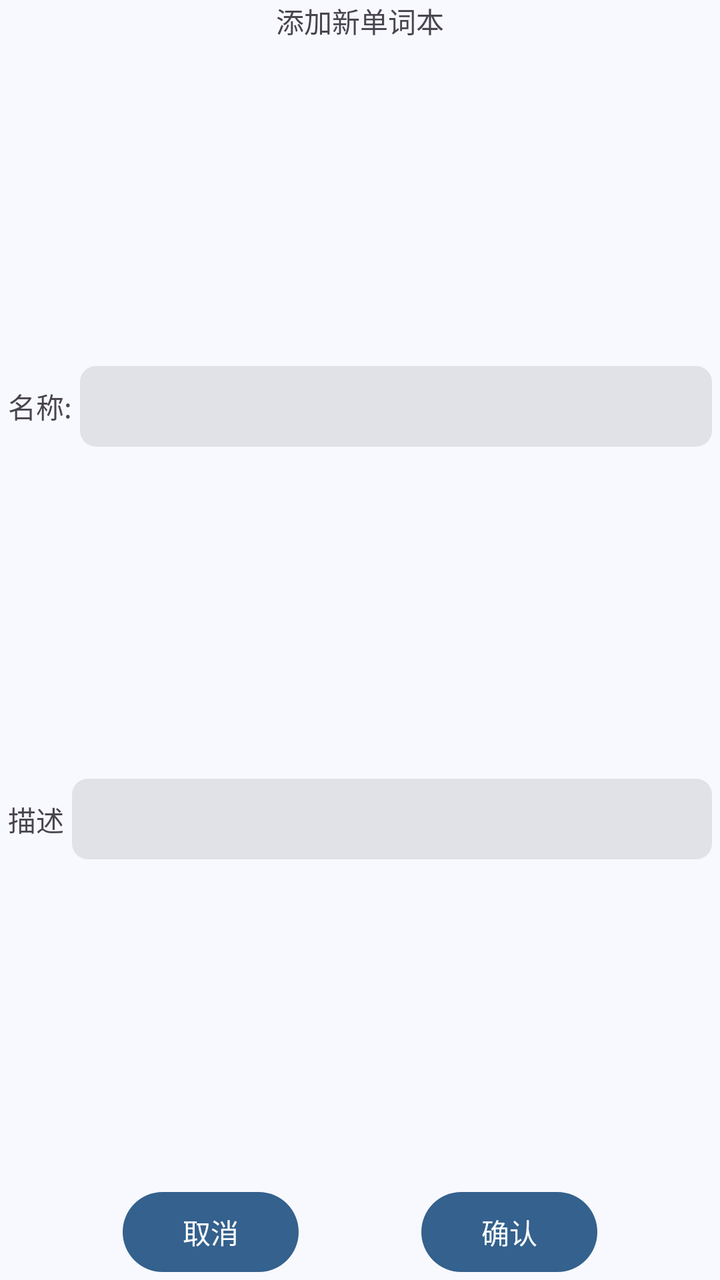
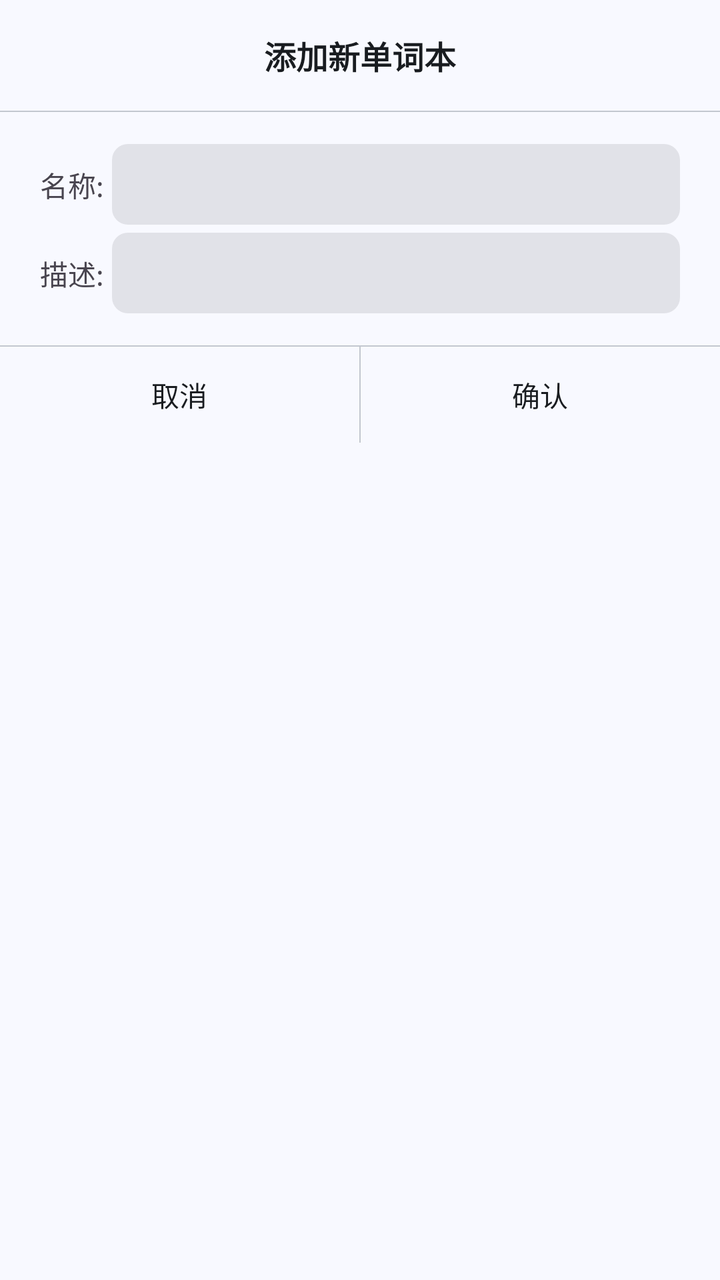

Before-and-after screenshots of an Android layout around one commit, followed by the original layout XML and the change that was made.
<!-- AndroidManifest.xml: application theme Theme.MnemoAI -->
<!-- res/layout/dialog_fragment_add_new_vocabulary_book.xml -->
<?xml version="1.0" encoding="utf-8"?>
<androidx.constraintlayout.widget.ConstraintLayout xmlns:android="http://schemas.android.com/apk/res/android"
    xmlns:app="http://schemas.android.com/apk/res-auto"
    xmlns:tools="http://schemas.android.com/tools"
    android:layout_width="match_parent"
    android:layout_height="match_parent">

    <com.google.android.material.textview.MaterialTextView
        android:id="@+id/textView4"
        android:layout_width="wrap_content"
        android:layout_height="wrap_content"
        android:text="@string/add_new_vocabulary"
        app:layout_constraintEnd_toEndOf="parent"
        app:layout_constraintStart_toStartOf="parent"
        app:layout_constraintTop_toTopOf="parent" />

    <com.google.android.material.textview.MaterialTextView
        android:id="@+id/textView5"
        android:layout_width="wrap_content"
        android:layout_height="wrap_content"
        android:layout_margin="4dp"
        android:text="@string/name"
        app:layout_constraintBottom_toBottomOf="@+id/vocabularyNameET"
        app:layout_constraintStart_toStartOf="parent"
        app:layout_constraintTop_toTopOf="@+id/vocabularyNameET" />

    <EditText
        android:id="@+id/vocabularyNameET"
        android:layout_width="0dp"
        android:layout_height="wrap_content"
        android:background="@drawable/bg_corner"
        android:ems="10"
        android:padding="8dp"
        android:layout_margin="4dp"
        android:inputType="text"
        app:layout_constraintBottom_toTopOf="@+id/vocabularyDescET"
        app:layout_constraintEnd_toEndOf="parent"
        app:layout_constraintStart_toEndOf="@+id/textView5"
        app:layout_constraintTop_toBottomOf="@+id/textView4" />

    <com.google.android.material.textview.MaterialTextView
        android:id="@+id/textView6"
        android:layout_width="wrap_content"
        android:layout_height="wrap_content"
        android:text="@string/description"
        android:layout_margin="4dp"
        app:layout_constraintBottom_toBottomOf="@+id/vocabularyDescET"
        app:layout_constraintStart_toStartOf="parent"
        app:layout_constraintTop_toTopOf="@+id/vocabularyDescET" />

    <EditText
        android:id="@+id/vocabularyDescET"
        android:layout_width="0dp"
        android:layout_height="wrap_content"
        android:background="@drawable/bg_corner"
        android:ems="10"
        android:inputType="text"
        android:padding="8dp"
        android:layout_margin="4dp"
        app:layout_constraintBottom_toTopOf="@+id/cancelBtn"
        app:layout_constraintEnd_toEndOf="parent"
        app:layout_constraintHorizontal_bias="0.0"
        app:layout_constraintStart_toEndOf="@+id/textView6"
        app:layout_constraintTop_toBottomOf="@+id/vocabularyNameET" />

    <com.google.android.material.button.MaterialButton
        android:id="@+id/cancelBtn"
        android:layout_width="wrap_content"
        android:layout_height="wrap_content"
        android:text="@string/cancel"
        app:layout_constraintBottom_toBottomOf="parent"
        app:layout_constraintEnd_toStartOf="@+id/confirmBtn"
        app:layout_constraintHorizontal_bias="0.5"
        app:layout_constraintStart_toStartOf="parent" />

    <com.google.android.material.button.MaterialButton
        android:id="@+id/confirmBtn"
        android:layout_width="wrap_content"
        android:layout_height="wrap_content"
        android:text="@string/confirm"
        app:layout_constraintBottom_toBottomOf="parent"
        app:layout_constraintEnd_toEndOf="parent"
        app:layout_constraintHorizontal_bias="0.5"
        app:layout_constraintStart_toEndOf="@+id/cancelBtn" />
</androidx.constraintlayout.widget.ConstraintLayout>
<!-- resources referenced by this layout -->
<resources>
  <!-- drawable bg_corner (drawable) -->
  <?xml version="1.0" encoding="utf-8"?>
  <shape xmlns:android="http://schemas.android.com/apk/res/android">
      <solid android:color="?attr/colorSurfaceContainerHighest"/>
      <corners android:radius="8dp"/>
  </shape>
  <string name="add_new_vocabulary">添加新单词本</string>
  <string name="cancel">取消</string>
  <string name="confirm">确认</string>
  <string name="description">描述</string>
  <string name="name">名称:</string>
  <color name="md_theme_primary">#34618D</color>
  <color name="md_theme_onPrimary">#FFFFFF</color>
  <color name="md_theme_primaryContainer">#D0E4FF</color>
  <color name="md_theme_onPrimaryContainer">#164974</color>
  <color name="md_theme_secondary">#525F70</color>
  <color name="md_theme_onSecondary">#FFFFFF</color>
  <color name="md_theme_secondaryContainer">#D6E4F7</color>
  <color name="md_theme_onSecondaryContainer">#3B4857</color>
  <color name="md_theme_tertiary">#6A5779</color>
  <color name="md_theme_onTertiary">#FFFFFF</color>
  <color name="md_theme_tertiaryContainer">#F1DAFF</color>
  <color name="md_theme_onTertiaryContainer">#514060</color>
  <color name="md_theme_error">#BA1A1A</color>
  <color name="md_theme_onError">#FFFFFF</color>
  <color name="md_theme_errorContainer">#FFDAD6</color>
  <color name="md_theme_onErrorContainer">#93000A</color>
  <color name="md_theme_background">#F8F9FF</color>
  <color name="md_theme_onBackground">#191C20</color>
  <color name="md_theme_surface">#F8F9FF</color>
  <color name="md_theme_onSurface">#191C20</color>
  <color name="md_theme_surfaceVariant">#DFE3EB</color>
  <color name="md_theme_onSurfaceVariant">#42474E</color>
  <color name="md_theme_outline">#73777F</color>
  <color name="md_theme_outlineVariant">#C2C7CF</color>
  <color name="md_theme_inverseSurface">#2D3135</color>
  <color name="md_theme_inverseOnSurface">#EFF0F7</color>
  <color name="md_theme_inversePrimary">#9FCAFC</color>
  <color name="md_theme_primaryFixed">#D0E4FF</color>
  <color name="md_theme_onPrimaryFixed">#001D35</color>
  <color name="md_theme_primaryFixedDim">#9FCAFC</color>
  <color name="md_theme_onPrimaryFixedVariant">#164974</color>
  <color name="md_theme_secondaryFixed">#D6E4F7</color>
  <color name="md_theme_onSecondaryFixed">#0F1C2A</color>
  <color name="md_theme_secondaryFixedDim">#BAC8DB</color>
  <color name="md_theme_onSecondaryFixedVariant">#3B4857</color>
  <color name="md_theme_tertiaryFixed">#F1DAFF</color>
  <color name="md_theme_onTertiaryFixed">#241432</color>
  <color name="md_theme_tertiaryFixedDim">#D5BEE5</color>
  <color name="md_theme_onTertiaryFixedVariant">#514060</color>
  <color name="md_theme_surfaceDim">#D8DAE0</color>
  <color name="md_theme_surfaceBright">#F8F9FF</color>
  <color name="md_theme_surfaceContainerLowest">#FFFFFF</color>
  <color name="md_theme_surfaceContainerLow">#F2F3F9</color>
  <color name="md_theme_surfaceContainer">#ECEEF4</color>
  <color name="md_theme_surfaceContainerHigh">#E6E8EE</color>
  <color name="md_theme_surfaceContainerHighest">#E1E2E8</color>
  <color name="awaiting_learning">#64748B</color>
  <color name="reviewing">#F59E0B</color>
  <color name="mastered">#22C55E</color>
  <!-- unchanged entries left out for length: 1 -->
</resources>

<!-- the commit's change to res/layout/dialog_fragment_add_new_vocabulary_book.xml (unified diff, before → after) -->
@@ -1,85 +1,132 @@
 <?xml version="1.0" encoding="utf-8"?>
-<androidx.constraintlayout.widget.ConstraintLayout xmlns:android="http://schemas.android.com/apk/res/android"
+<LinearLayout xmlns:android="http://schemas.android.com/apk/res/android"
     xmlns:app="http://schemas.android.com/apk/res-auto"
     xmlns:tools="http://schemas.android.com/tools"
     android:layout_width="match_parent"
-    android:layout_height="match_parent">
+    android:layout_height="match_parent"
+    android:orientation="vertical">
 
-    <com.google.android.material.textview.MaterialTextView
-        android:id="@+id/textView4"
-        android:layout_width="wrap_content"
+    <LinearLayout
+        android:id="@+id/dialogTitle"
+        android:layout_width="match_parent"
         android:layout_height="wrap_content"
-        android:text="@string/add_new_vocabulary"
+        android:orientation="vertical"
         app:layout_constraintEnd_toEndOf="parent"
         app:layout_constraintStart_toStartOf="parent"
-        app:layout_constraintTop_toTopOf="parent" />
+        app:layout_constraintTop_toTopOf="parent" >
+        <com.google.android.material.textview.MaterialTextView
+            android:id="@+id/titleTV"
+            android:layout_width="match_parent"
+            android:layout_height="wrap_content"
+            android:gravity="center"
+            android:padding="16dp"
+            android:text="@string/add_new_vocabulary"
+            android:textSize="@dimen/text_size_title_medium"
+            android:textColor="?attr/colorOnSurface"
+            android:textStyle="bold"
+            />
 
-    <com.google.android.material.textview.MaterialTextView
-        android:id="@+id/textView5"
-        android:layout_width="wrap_content"
+        <com.google.android.material.divider.MaterialDivider
+            android:id="@+id/titleDivider"
+            android:layout_width="match_parent"
+            android:layout_height="0.5dp"
+            app:dividerColor="?attr/colorOutlineVariant" />
+    </LinearLayout>
+
+    <androidx.constraintlayout.widget.ConstraintLayout
+        android:layout_width="match_parent"
         android:layout_height="wrap_content"
-        android:layout_margin="4dp"
-        android:text="@string/name"
-        app:layout_constraintBottom_toBottomOf="@+id/vocabularyNameET"
-        app:layout_constraintStart_toStartOf="parent"
-        app:layout_constraintTop_toTopOf="@+id/vocabularyNameET" />
+        android:padding="16dp">
 
-    <EditText
-        android:id="@+id/vocabularyNameET"
-        android:layout_width="0dp"
+        <com.google.android.material.textview.MaterialTextView
+            android:id="@+id/textView5"
+            android:layout_width="wrap_content"
+            android:layout_height="wrap_content"
+            android:layout_margin="4dp"
+            android:text="@string/name"
+            app:layout_constraintBottom_toBottomOf="@+id/vocabularyNameET"
+            app:layout_constraintStart_toStartOf="parent"
+            app:layout_constraintTop_toTopOf="@+id/vocabularyNameET" />
+
+        <EditText
+            android:id="@+id/vocabularyNameET"
+            android:layout_width="0dp"
+            android:layout_height="wrap_content"
+            android:layout_margin="4dp"
+            android:background="@drawable/bg_corner"
+            android:ems="10"
+            android:inputType="text"
+            android:padding="8dp"
+            app:layout_constraintBottom_toTopOf="@+id/vocabularyDescET"
+            app:layout_constraintEnd_toEndOf="parent"
+            app:layout_constraintStart_toEndOf="@+id/textView5" />
+
+        <com.google.android.material.textview.MaterialTextView
+            android:id="@+id/textView6"
+            android:layout_width="wrap_content"
+            android:layout_height="wrap_content"
+            android:layout_margin="4dp"
+            android:text="@string/description"
+            app:layout_constraintBottom_toBottomOf="@+id/vocabularyDescET"
+            app:layout_constraintStart_toStartOf="parent"
+            app:layout_constraintTop_toTopOf="@+id/vocabularyDescET" />
+
+        <EditText
+            android:id="@+id/vocabularyDescET"
+            android:layout_width="0dp"
+            android:layout_height="wrap_content"
+            android:layout_margin="4dp"
+            android:background="@drawable/bg_corner"
+            android:ems="10"
+            android:inputType="text"
+            android:padding="8dp"
+            app:layout_constraintEnd_toEndOf="parent"
+            app:layout_constraintHorizontal_bias="0.0"
+            app:layout_constraintStart_toEndOf="@+id/textView6"
+            app:layout_constraintTop_toBottomOf="@+id/vocabularyNameET" />
+    </androidx.constraintlayout.widget.ConstraintLayout>
+
+
+
+    <LinearLayout
+        android:id="@+id/linearLayout2"
+        android:layout_width="match_parent"
         android:layout_height="wrap_content"
-        android:background="@drawable/bg_corner"
-        android:ems="10"
-        android:padding="8dp"
-        android:layout_margin="4dp"
-        android:inputType="text"
-        app:layout_constraintBottom_toTopOf="@+id/vocabularyDescET"
-        app:layout_constraintEnd_toEndOf="parent"
-        app:layout_constraintStart_toEndOf="@+id/textView5"
-        app:layout_constraintTop_toBottomOf="@+id/textView4" />
+        android:orientation="vertical">
 
-    <com.google.android.material.textview.MaterialTextView
-        android:id="@+id/textView6"
-        android:layout_width="wrap_content"
-        android:layout_height="wrap_content"
-        android:text="@string/description"
-        android:layout_margin="4dp"
-        app:layout_constraintBottom_toBottomOf="@+id/vocabularyDescET"
-        app:layout_constraintStart_toStartOf="parent"
-        app:layout_constraintTop_toTopOf="@+id/vocabularyDescET" />
+        <com.google.android.material.divider.MaterialDivider
+            android:layout_width="match_parent"
+            android:layout_height="0.5dp"
+            app:dividerColor="?attr/colorOutlineVariant" />
 
-    <EditText
-        android:id="@+id/vocabularyDescET"
-        android:layout_width="0dp"
-        android:layout_height="wrap_content"
-        android:background="@drawable/bg_corner"
-        android:ems="10"
-        android:inputType="text"
-        android:padding="8dp"
-        android:layout_margin="4dp"
-        app:layout_constraintBottom_toTopOf="@+id/cancelBtn"
-        app:layout_constraintEnd_toEndOf="parent"
-        app:layout_constraintHorizontal_bias="0.0"
-        app:layout_constraintStart_toEndOf="@+id/textView6"
-        app:layout_constraintTop_toBottomOf="@+id/vocabularyNameET" />
+        <LinearLayout
+            android:layout_width="match_parent"
+            android:layout_height="match_parent">
 
-    <com.google.android.material.button.MaterialButton
-        android:id="@+id/cancelBtn"
-        android:layout_width="wrap_content"
-        android:layout_height="wrap_content"
-        android:text="@string/cancel"
-        app:layout_constraintBottom_toBottomOf="parent"
-        app:layout_constraintEnd_toStartOf="@+id/confirmBtn"
-        app:layout_constraintHorizontal_bias="0.5"
-        app:layout_constraintStart_toStartOf="parent" />
+            <com.google.android.material.button.MaterialButton
+                android:id="@+id/cancelBtn"
+                android:layout_width="0dp"
+                android:layout_height="wrap_content"
+                android:layout_weight="1"
+                android:backgroundTint="@android:color/transparent"
+                android:text="@string/cancel"
+                android:textColor="?attr/colorOnSurface"
+                android:textSize="@dimen/text_size_body_medium" />
 
-    <com.google.android.material.button.MaterialButton
-        android:id="@+id/confirmBtn"
-        android:layout_width="wrap_content"
-        android:layout_height="wrap_content"
-        android:text="@string/confirm"
-        app:layout_constraintBottom_toBottomOf="parent"
-        app:layout_constraintEnd_toEndOf="parent"
-        app:layout_constraintHorizontal_bias="0.5"
-        app:layout_constraintStart_toEndOf="@+id/cancelBtn" />
-</androidx.constraintlayout.widget.ConstraintLayout>
+            <com.google.android.material.divider.MaterialDivider
+                android:layout_width="0.5dp"
+                android:layout_height="match_parent"
+                app:dividerColor="?attr/colorOutlineVariant" />
+
+            <com.google.android.material.button.MaterialButton
+                android:id="@+id/confirmBtn"
+                android:layout_width="0dp"
+                android:layout_height="wrap_content"
+                android:layout_weight="1"
+                android:backgroundTint="@android:color/transparent"
+                android:text="@string/confirm"
+                android:textColor="?attr/colorOnSurface" />
+        </LinearLayout>
+
+    </LinearLayout>
+</LinearLayout>
<!-- resource entries referenced after the edit -->
@@ -1,5 +1,7 @@
 <!-- resources referenced by this layout -->
 <resources>
+  <dimen name="text_size_body_medium">14sp</dimen>
+  <dimen name="text_size_title_medium">16sp</dimen>
   <!-- drawable bg_corner (drawable) -->
   <?xml version="1.0" encoding="utf-8"?>
   <shape xmlns:android="http://schemas.android.com/apk/res/android">
@@ -9,7 +11,7 @@
   <string name="add_new_vocabulary">添加新单词本</string>
   <string name="cancel">取消</string>
   <string name="confirm">确认</string>
-  <string name="description">描述</string>
+  <string name="description">描述:</string>
   <string name="name">名称:</string>
   <color name="md_theme_primary">#34618D</color>
   <color name="md_theme_onPrimary">#FFFFFF</color>
